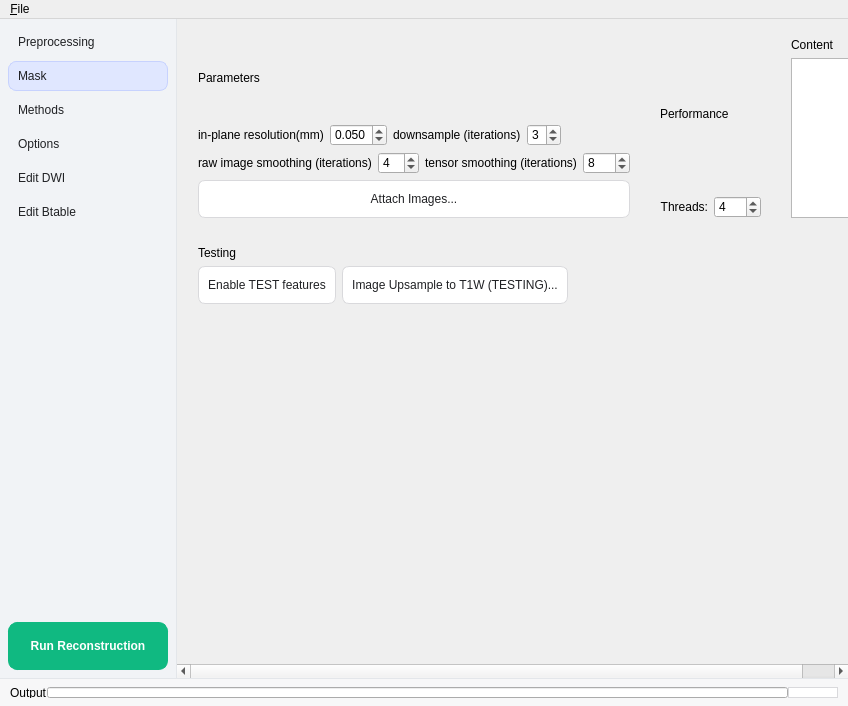
The window that reconstruction/reconstruction_window.ui (frankyeh/DSI-Studio) describes before a commit, drawn with Qt 5.
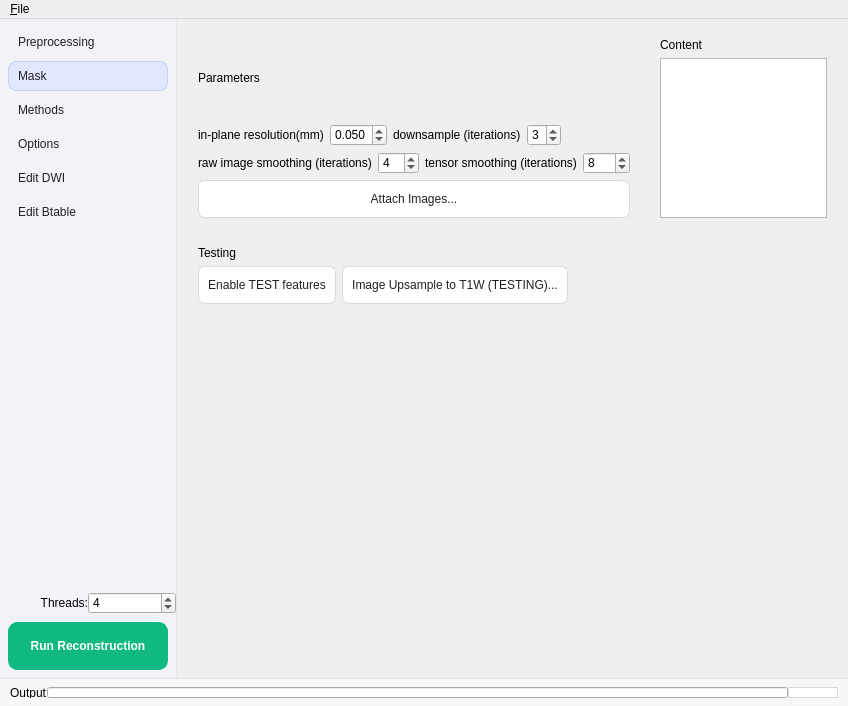
The same window after the commit. The open tabs and pages were chosen to show the change. Icons and pictures are not drawn.

Commit message: Expand Mask card and place thread control above sidebar Run action

What changed in the file:
```diff
--- a/reconstruction/reconstruction_window.ui
+++ b/reconstruction/reconstruction_window.ui
@@ -180,7 +180,33 @@
 <item><property name="text"><string>Edit Btable</string></property><property name="icon"><iconset resource="../icons.qrc"><normaloff>:/icons/icons/btable_vectors.svg</normaloff>:/icons/icons/btable_vectors.svg</iconset></property></item>
           </widget>
          </item>
-        <item>
+        <item><layout class="QHBoxLayout" name="thread_row">
+                   <item>
+                    <widget class="QLabel" name="label_9">
+                     <property name="text">
+                      <string>Threads:</string>
+                     </property>
+                     <property name="alignment">
+                      <set>Qt::AlignRight|Qt::AlignTrailing|Qt::AlignVCenter</set>
+                     </property>
+                    </widget>
+                   </item>
+                   <item>
+                    <widget class="QSpinBox" name="ThreadCount">
+                     <property name="minimum">
+                      <number>1</number>
+                     </property>
+                     <property name="maximum">
+                      <number>128</number>
+                     </property>
+                     <property name="value">
+                      <number>4</number>
+                     </property>
+                    </widget>
+                   </item>
+                   
+                  </layout></item>
+<item>
 <widget class="QPushButton" name="doDTI">
          <property name="sizePolicy">
           <sizepolicy hsizetype="Preferred" vsizetype="Preferred">
@@ -1360,74 +1386,6 @@
                        <normaloff>:/icons/icons/slice_overlay.svg</normaloff>:/icons/icons/slice_overlay.svg</iconset>
                      </property>
                     </widget></item></layout>
-               </widget></item><item><widget class="QFrame" name="performance_group">
-                <property name="card" stdset="0">
-                 <bool>true</bool>
-                </property>
-                <layout class="QVBoxLayout" name="performance_group_layout">
-                 <property name="leftMargin">
-                  <number>12</number>
-                 </property>
-                 <property name="topMargin">
-                  <number>10</number>
-                 </property>
-                 <property name="rightMargin">
-                  <number>12</number>
-                 </property>
-                 <property name="bottomMargin">
-                  <number>12</number>
-                 </property>
-                 <item>
-                  <widget class="QLabel" name="performance_group_title">
-                   <property name="text">
-                    <string>Performance</string>
-                   </property>
-                   <property name="cardTitle" stdset="0">
-                    <bool>true</bool>
-                   </property>
-                  </widget>
-                 </item>
-                 <item>
-                  <layout class="QHBoxLayout" name="thread_row">
-                   <item>
-                    <widget class="QLabel" name="label_9">
-                     <property name="text">
-                      <string>Threads:</string>
-                     </property>
-                     <property name="alignment">
-                      <set>Qt::AlignRight|Qt::AlignTrailing|Qt::AlignVCenter</set>
-                     </property>
-                    </widget>
-                   </item>
-                   <item>
-                    <widget class="QSpinBox" name="ThreadCount">
-                     <property name="minimum">
-                      <number>1</number>
-                     </property>
-                     <property name="maximum">
-                      <number>128</number>
-                     </property>
-                     <property name="value">
-                      <number>4</number>
-                     </property>
-                    </widget>
-                   </item>
-                   <item>
-                    <spacer name="thread_spacer">
-                     <property name="orientation">
-                      <enum>Qt::Horizontal</enum>
-                     </property>
-                     <property name="sizeHint" stdset="0">
-                      <size>
-                       <width>0</width>
-                       <height>0</height>
-                      </size>
-                     </property>
-                    </spacer>
-                   </item>
-                  </layout>
-                 </item>
-                </layout>
                </widget></item><item><widget class="QFrame" name="qc_card">
                 <property name="card" stdset="0">
                  <bool>true</bool>
```
Left out of the diff: 14 changed lines with no effect on the pictures.
